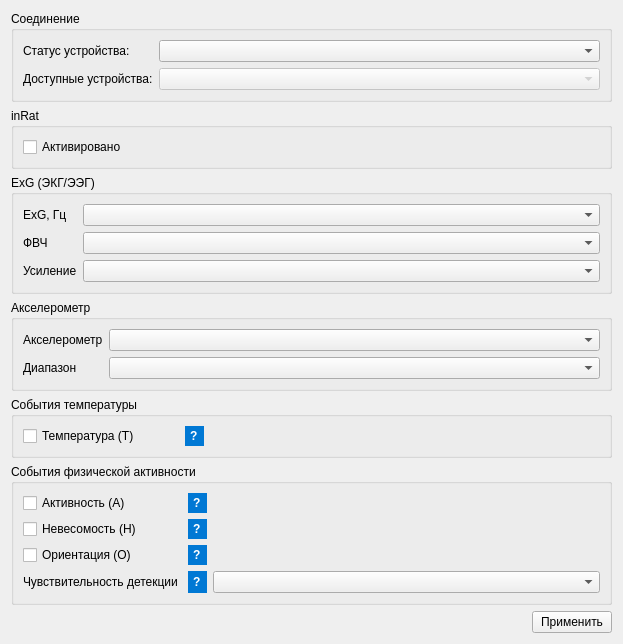
Before: the Qt Designer form device/res/frm_config_device.ui in mcsltd/mcs-inRat-monitor, drawn with Qt 5.
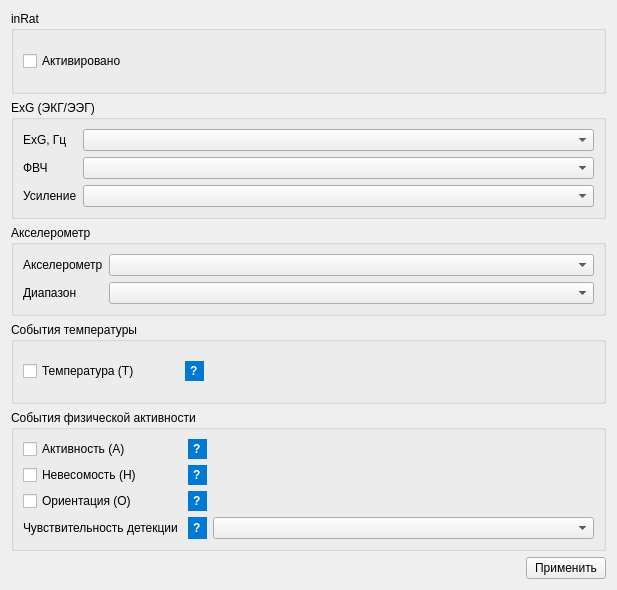
After: the same form once the commit is applied.

Commit message: add panel for show device name

What changed in the file:
```diff
--- a/device/res/frm_config_device.ui
+++ b/device/res/frm_config_device.ui
@@ -6,8 +6,8 @@
    <rect>
     <x>0</x>
     <y>0</y>
-    <width>623</width>
-    <height>596</height>
+    <width>617</width>
+    <height>590</height>
    </rect>
   </property>
   <property name="windowTitle">
@@ -15,42 +15,9 @@
   </property>
   <layout class="QGridLayout" name="gridLayout">
    <item row="0" column="0">
-   <layout class="QVBoxLayout" name="verticalLayout">
-    <item>
-     <widget class="QGroupBox" name="groupBoxConn">
-      <property name="title">
-       <string>Соединение</string>
-      </property>
-      <layout class="QFormLayout" name="formLayoutConn">
-       <item row="0" column="0">
-        <widget class="QLabel" name="labelDeviceSwitch">
-         <property name="text">
-          <string>Статус устройства:</string>
-         </property>
-        </widget>
-       </item>
-       <item row="0" column="1">
-        <widget class="QComboBox" name="comboBoxDeviceSwitch"/>
-       </item>
-       <item row="1" column="0">
-        <widget class="QLabel" name="labelDevices">
-         <property name="text">
-          <string>Доступные устройства:</string>
-         </property>
-        </widget>
-       </item>
-       <item row="1" column="1">
-        <widget class="QComboBox" name="comboBoxDevices">
-         <property name="enabled">
-          <bool>false</bool>
-         </property>
-        </widget>
-       </item>
-      </layout>
-     </widget>
-    </item>
-    <item>
-     <widget class="QGroupBox" name="groupBoxInRat">
+    <layout class="QVBoxLayout" name="verticalLayout">
+     <item>
+      <widget class="QGroupBox" name="groupBoxInRat">
        <property name="title">
         <string>inRat</string>
        </property>
@@ -351,19 +318,6 @@
        </item>
       </layout>
      </item>
-     <item>
-      <spacer name="verticalSpacer">
-       <property name="orientation">
-        <enum>Qt::Orientation::Vertical</enum>
-       </property>
-       <property name="sizeHint" stdset="0">
-        <size>
-         <width>20</width>
-         <height>40</height>
-        </size>
-       </property>
-      </spacer>
-     </item>
     </layout>
    </item>
   </layout>
```
The commit also changes 7 other files.
